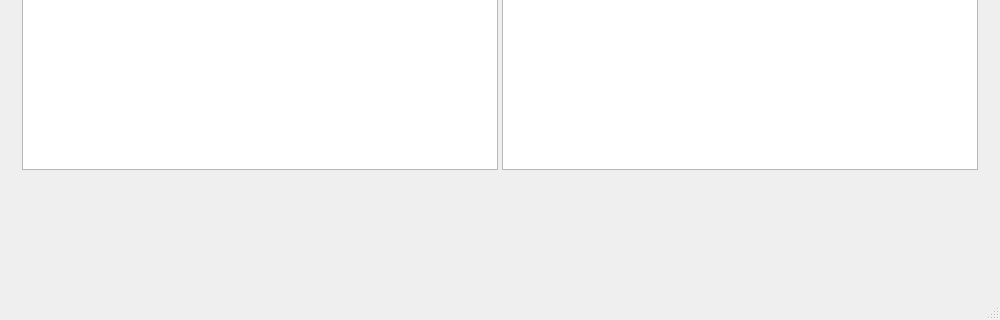
chrisjgell/djoolea, file gui/core/DjooleaWindow.ui: the form before one commit; both pictures show x 0 to 1000 and y 340 to 660 of the 1000 by 660 pixel window.
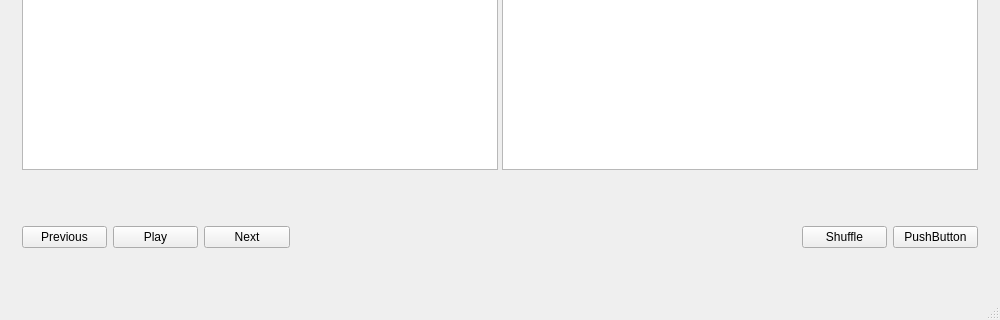
The form after the commit.

Commit message: added player controls

Patch:
```diff
--- a/gui/core/DjooleaWindow.ui
+++ b/gui/core/DjooleaWindow.ui
@@ -124,6 +124,57 @@
       <property name="frameShadow">
        <enum>QFrame::Raised</enum>
       </property>
+      <layout class="QHBoxLayout" name="horizontalLayout_4">
+       <item>
+        <layout class="QHBoxLayout" name="horizontalLayout_3">
+         <item>
+          <widget class="QPushButton" name="prevButton">
+           <property name="text">
+            <string>Previous</string>
+           </property>
+          </widget>
+         </item>
+         <item>
+          <widget class="QPushButton" name="playButton">
+           <property name="text">
+            <string>Play</string>
+           </property>
+          </widget>
+         </item>
+         <item>
+          <widget class="QPushButton" name="nextButton">
+           <property name="text">
+            <string>Next</string>
+           </property>
+          </widget>
+         </item>
+         <item>
+          <widget class="QWidget" name="widget" native="true">
+           <property name="minimumSize">
+            <size>
+             <width>500</width>
+             <height>0</height>
+            </size>
+           </property>
+          </widget>
+         </item>
+         <item>
+          <widget class="QPushButton" name="repeatButton">
+           <property name="text">
+            <string>Shuffle</string>
+           </property>
+          </widget>
+         </item>
+         <item>
+          <widget class="QPushButton" name="shuffleButton">
+           <property name="text">
+            <string>PushButton</string>
+           </property>
+          </widget>
+         </item>
+        </layout>
+       </item>
+      </layout>
      </widget>
     </item>
    </layout>
```
Left out of the diff: 2 changed lines with no effect on the pictures. The commit also changes 2 other files.
